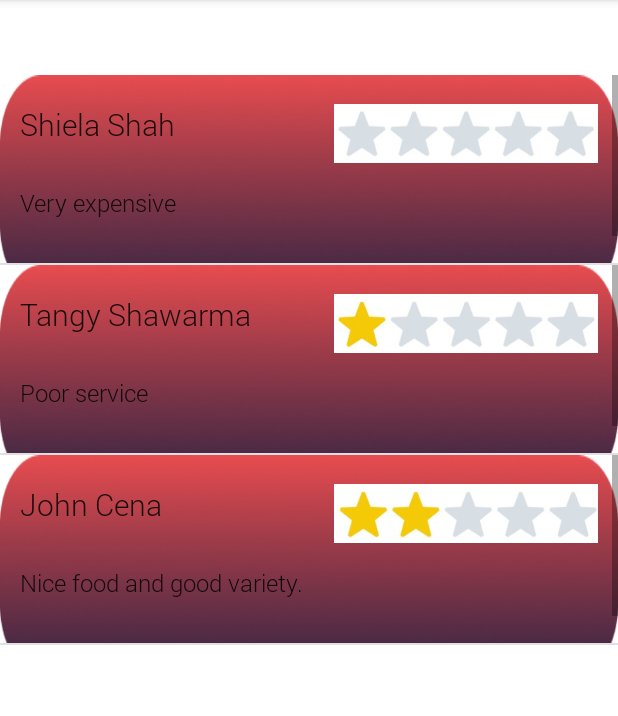
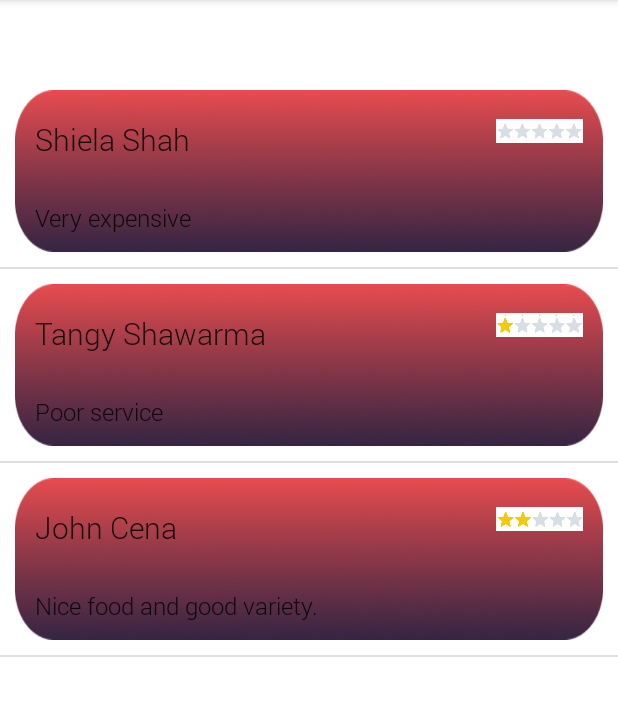
Before and after one commit to TheAp0cryphal/1Food, an Android app: the fragment ReviewsFragment shown on its own in the app's theme, on a phone screen of 412 x 824 dp, the part 84-800 px from its top. Run offline under Robolectric (Android 15) with nearby library versions, the phone set to English and light mode, and no system bars; network calls fail.

Commit message:
fragments working with 3 items and reviews

```diff
--- a/app/src/main/res/layout/fragment_reviews.xml
+++ b/app/src/main/res/layout/fragment_reviews.xml
@@ -1,9 +1,10 @@
 <?xml version="1.0" encoding="utf-8"?>
 <RelativeLayout xmlns:android="http://schemas.android.com/apk/res/android"
     xmlns:tools="http://schemas.android.com/tools"
-    android:layout_width="match_parent"
-    android:layout_height="match_parent"
+    android:layout_width="wrap_content"
+    android:layout_height="wrap_content"
     tools:context=".RestaurantPage.Fragments.ReviewsFragment">
+
     <ListView
         android:id="@+id/review_list"
         android:layout_width="match_parent"
--- a/app/src/main/res/layout/review_row.xml
+++ b/app/src/main/res/layout/review_row.xml
@@ -1,14 +1,17 @@
 <?xml version="1.0" encoding="utf-8"?>
-<ScrollView
+
+<LinearLayout
     xmlns:android="http://schemas.android.com/apk/res/android"
     android:layout_width="wrap_content"
-    android:layout_height= "125dp"
-    android:layout_marginTop="30dp">
+    android:layout_height="wrap_content">
 
     <RelativeLayout
-        android:layout_width="match_parent"
-        android:layout_height="match_parent"
-        android:background="@drawable/review_background">
+        android:layout_width="wrap_content"
+        android:layout_height="108dp"
+        android:layout_margin="10dp"
+        android:background="@drawable/review_background"
+        android:padding="0dp"
+        android:paddingTop="10dp">
 
         <TextView
             android:id="@+id/customer_name"
@@ -24,15 +27,15 @@
 
         <ImageView
             android:id="@+id/star_rating"
-            android:layout_width="169dp"
-            android:layout_height="45dp"
+            android:layout_width="76dp"
+            android:layout_height="21dp"
             android:layout_above="@+id/customer_review"
             android:layout_alignParentTop="true"
             android:layout_alignParentEnd="true"
-            android:layout_marginStart="10dp"
+            android:layout_marginStart="108dp"
             android:layout_marginTop="19dp"
             android:layout_marginEnd="13dp"
-            android:layout_marginBottom="10dp"
+            android:layout_marginBottom="33dp"
             android:layout_toEndOf="@+id/customer_name"
             android:background="@drawable/five_star">
 
@@ -52,4 +55,10 @@
             android:fontFamily="@font/roboto_light"></TextView>
 
     </RelativeLayout>
-</ScrollView>
+
+    <View
+        android:id="@+id/divider2"
+        android:layout_width="match_parent"
+        android:layout_height="1dp"
+        android:background="?android:attr/listDivider" />
+</LinearLayout>
```
